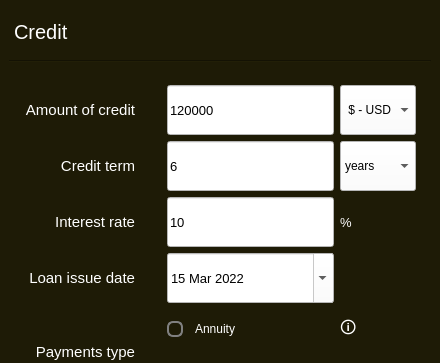
Above: src/s21_smartcalc/s21_credit.ui from kossadda/C7_s21_SmartCalc before the change; both pictures show x 0 to 440 and y 0 to 363 of the 440 by 550 pixel window. Below: the same form after it.
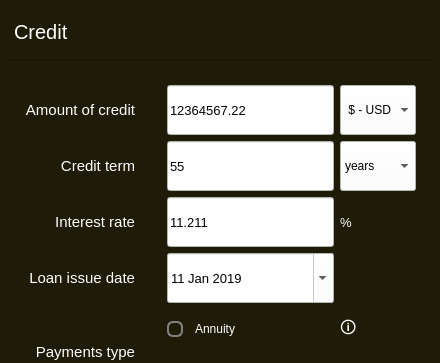
That is the form after the change. Icons and pictures are not drawn.

What changed in the file:
```diff
--- a/src/s21_smartcalc/s21_credit.ui
+++ b/src/s21_smartcalc/s21_credit.ui
@@ -188,7 +188,7 @@
 background-color: rgb(255, 255, 255);</string>
         </property>
         <property name="text">
-         <string>10</string>
+         <string>11.211</string>
         </property>
         <property name="placeholderText">
          <string>Enter interest rate</string>
@@ -277,7 +277,7 @@
 background-color: rgb(255, 255, 255);</string>
         </property>
         <property name="text">
-         <string>6</string>
+         <string>55</string>
         </property>
         <property name="placeholderText">
          <string>Enter the loan term</string>
@@ -610,7 +610,7 @@
 background-color: rgb(255, 255, 255);</string>
         </property>
         <property name="text">
-         <string>120000</string>
+         <string>12364567.22</string>
         </property>
         <property name="placeholderText">
          <string>Enter loan amount</string>
@@ -648,7 +648,7 @@
         </property>
         <property name="maximumDateTime">
          <datetime>
-          <hour>13</hour>
+          <hour>8</hour>
           <minute>59</minute>
           <second>59</second>
           <year>9999</year>
@@ -661,9 +661,9 @@
         </property>
         <property name="date">
          <date>
-          <year>2022</year>
-          <month>3</month>
-          <day>15</day>
+          <year>2019</year>
+          <month>1</month>
+          <day>11</day>
          </date>
         </property>
        </widget>
```
